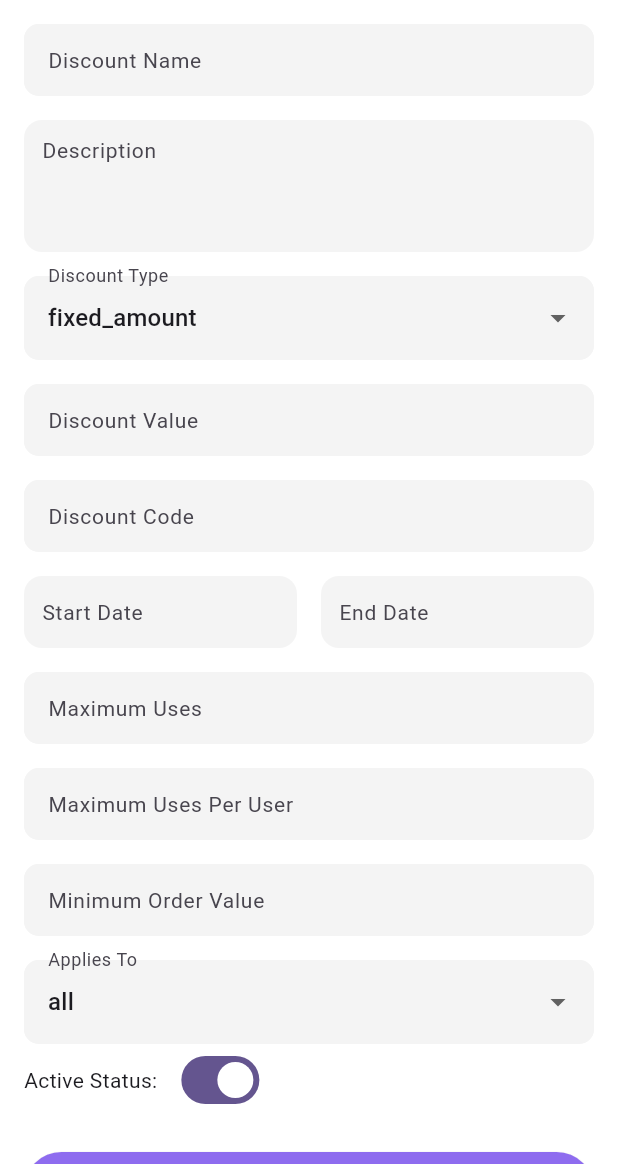
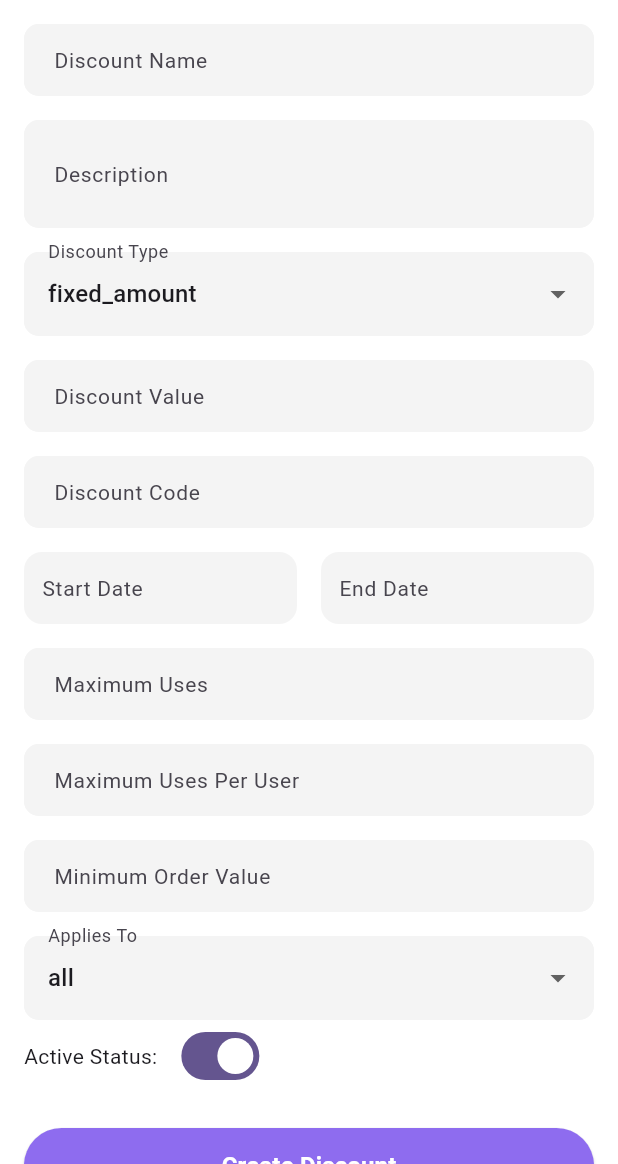
Before and after one commit to powdevlin12/ecommerce_app, a Flutter app: the DiscountCreateScreen screen opened by its route, on a phone screen of 412 x 824 dp, the part 72-1236 px from its top. Run offline on Flutter 3.47's test engine with Material 3 defaults, Android fonts, the phone set to English and light mode, and no system bars; our stand-ins replace bloc, cached_network_image, dio, equatable, flutter_bloc, flutter_svg and 3 more; missing offline and left inert: dart:ffi; accounts and stored records are empty; project files that could hold a hidden picture were left out.

Commit message:
styles : add style for text form field widet

```diff
--- a/lib/screens/main/discount-create/discount_create.screen.dart
+++ b/lib/screens/main/discount-create/discount_create.screen.dart
@@ -98,26 +98,21 @@ class _DiscountCreateScreenState extends State<DiscountCreateScreen> {
                     children: [
                       TextFieldWidget(
                         hintText: 'Discount Name',
+                        label: 'Discount Name',
                         controller: _nameController,
                         validator: (value) => value?.isEmpty ?? true
                             ? 'Please enter discount name'
                             : null,
                       ),
                       const SizedBox(height: 16),
-                      Container(
-                        padding: const EdgeInsets.symmetric(horizontal: 12),
-                        decoration: BoxDecoration(
-                          color: hexToColor(inputBackgroundColor),
-                          borderRadius: BorderRadius.circular(12),
-                        ),
-                        child: TextFormField(
-                          controller: _descriptionController,
-                          maxLines: 3,
-                          decoration: const InputDecoration(
-                              hintText: 'Description',
-                              border: InputBorder.none,
-                              hintStyle: TextStyle(fontSize: 14.0)),
-                        ),
+                      TextFieldWidget(
+                        controller: _descriptionController,
+                        maxLines: 2,
+                        hintText: 'Description',
+                        label: 'Description',
+                        validator: (value) => value?.isEmpty ?? true
+                            ? 'Please enter description'
+                            : null,
                       ),
                       const SizedBox(height: 16),
                       DropdownButtonFormField<String>(
@@ -155,6 +150,7 @@ class _DiscountCreateScreenState extends State<DiscountCreateScreen> {
                       const SizedBox(height: 16),
                       TextFieldWidget(
                         hintText: 'Discount Value',
+                        label: 'Discount Value',
                         controller: _valueController,
                         keyboardType: TextInputType.number,
                         validator: (value) => value?.isEmpty ?? true
@@ -164,6 +160,7 @@ class _DiscountCreateScreenState extends State<DiscountCreateScreen> {
                       const SizedBox(height: 16),
                       TextFieldWidget(
                         hintText: 'Discount Code',
+                        label: 'Discount Code',
                         controller: _codeController,
                         validator: (value) => value?.isEmpty ?? true
                             ? 'Please enter discount code'
@@ -218,6 +215,8 @@ class _DiscountCreateScreenState extends State<DiscountCreateScreen> {
                       const SizedBox(height: 16),
                       TextFieldWidget(
                         hintText: 'Maximum Uses',
+                        label: 'Maximum Uses',
+
                         controller: _maxUsesController,
                         keyboardType: TextInputType.number,
                         validator: (value) => value?.isEmpty ?? true
@@ -227,6 +226,7 @@ class _DiscountCreateScreenState extends State<DiscountCreateScreen> {
                       const SizedBox(height: 16),
                       TextFieldWidget(
                         hintText: 'Maximum Uses Per User',
+                        label: 'Maximum Uses Per User',
                         controller: _maxUsesPerUserController,
                         keyboardType: TextInputType.number,
                         validator: (value) => value?.isEmpty ?? true
@@ -236,6 +236,7 @@ class _DiscountCreateScreenState extends State<DiscountCreateScreen> {
                       const SizedBox(height: 16),
                       TextFieldWidget(
                         hintText: 'Minimum Order Value',
+                        label: 'Minimum Order Value',
                         controller: _minOverValueController,
                         keyboardType: TextInputType.number,
                         validator: (value) => value?.isEmpty ?? true
--- a/lib/widgets/text_field_widget.dart
+++ b/lib/widgets/text_field_widget.dart
@@ -1,6 +1,7 @@
 import 'dart:ffi';
 
 import 'package:ercomerce_app/configs/colors.dart';
+import 'package:ercomerce_app/configs/size.dart';
 import 'package:ercomerce_app/utils/convert_color.dart';
 import 'package:flutter/material.dart';
 
@@ -16,6 +17,8 @@ class TextFieldWidget extends StatelessWidget {
   final ValueChanged<String>? onChanged;
   final TextInputAction? textInputAction;
   final double? height;
+  final String? label;
+  final int? maxLines;
 
   const TextFieldWidget(
       {super.key,
@@ -29,20 +32,27 @@ class TextFieldWidget extends StatelessWidget {
       this.onChanged,
       this.textInputAction,
       this.radius,
-      this.height});
+      this.height,
+      this.label,
+      this.maxLines});
 
   @override
   Widget build(BuildContext context) {
     return SizedBox(
-      height: height ?? 48,
+      // height: height ?? 48,
       child: TextFormField(
         controller: controller,
+        maxLines: maxLines ?? 1,
         keyboardType: keyboardType,
         obscureText: obscureText,
         textInputAction: textInputAction,
         onChanged: onChanged,
         validator: validator,
         decoration: InputDecoration(
+          labelText: label,
+          labelStyle: const TextStyle(fontSize: 14.0),
+          contentPadding: const EdgeInsets.symmetric(
+              vertical: 12, horizontal: kPaddingHorizontal),
           hintText: hintText ?? "",
           hintStyle:
               const TextStyle(fontWeight: FontWeight.w400, fontSize: 14.0),
```
